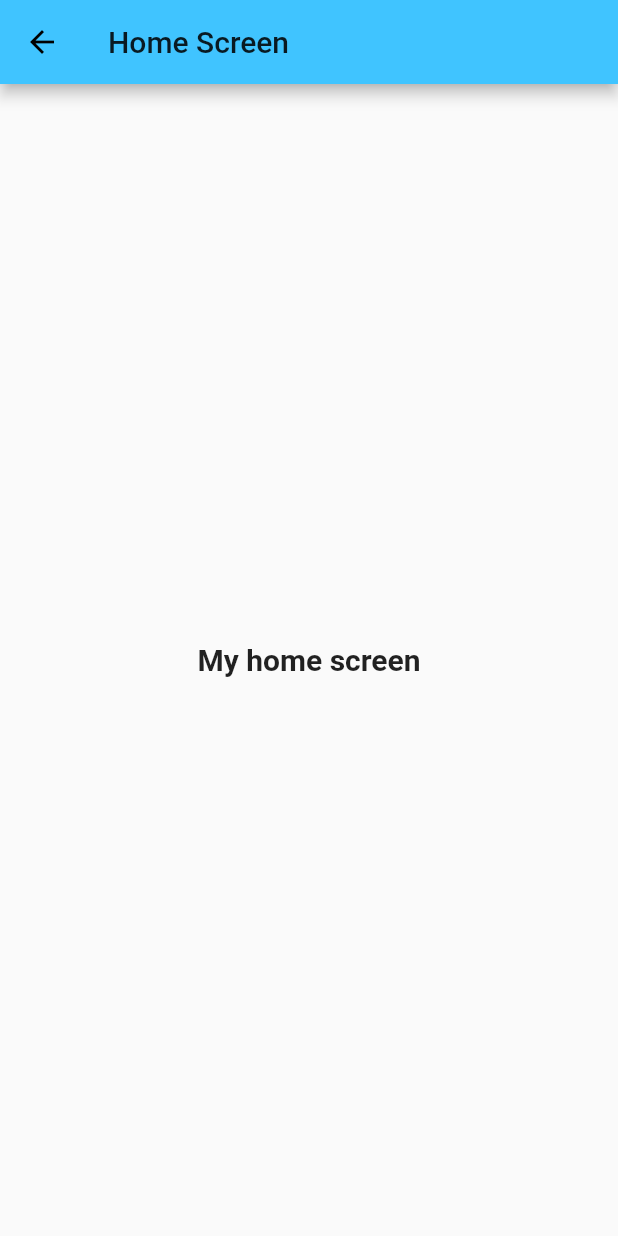
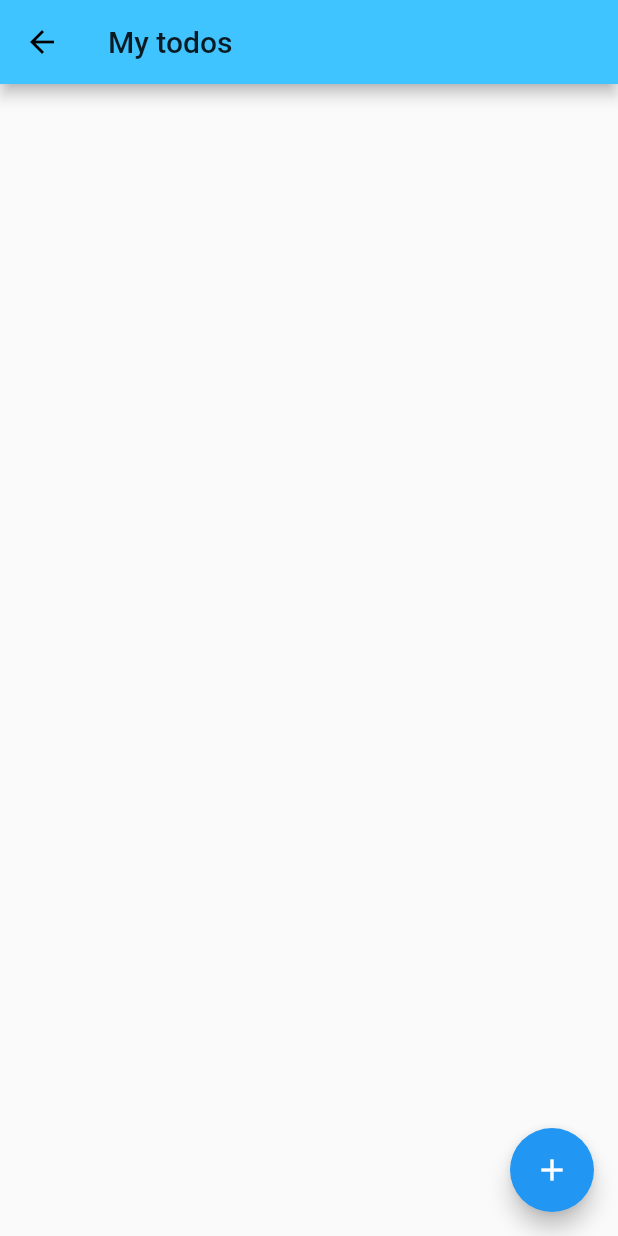
Before and after one commit to Aslisusapmaz/se380project_todo_app, a Flutter app: the HomeScreen screen opened by its route, on a phone screen of 412 x 824 dp. Run offline on Flutter 3.47's test engine with Material 2 defaults, Android fonts, the phone set to English and light mode, and no system bars; our stand-ins replace cloud_firestore; accounts and stored records are empty; statements that could not run were skipped.

Commit message:
second commit

```diff
--- a/lib/screens/home_screen.dart
+++ b/lib/screens/home_screen.dart
@@ -1,20 +1,70 @@
 import 'package:flutter/material.dart';
-class HomeScreen extends StatelessWidget {
-  static const routeName='/home';
+import 'package:cloud_firestore/cloud_firestore.dart';
+
+class HomeScreen extends StatefulWidget {
+  static const routeName = '/home';
+
+  @override
+  _HomeScreenState createState() => _HomeScreenState();
+}
+
+class _HomeScreenState extends State<HomeScreen> {
+  List todos = List();
+
+  String input = '';
+
+  createTodos() {
+    DocumentReference documentReference =
+        FirebaseFirestore.instance.collection('My Todos').doc(input);
+    Map<String, String> todos = {'todoTitle': input};
+    documentReference.set(todos).whenComplete(() {
+      print('$input created');
+    });
+  }
+
+  deleteTodos() {}
+
   @override
   Widget build(BuildContext context) {
     return Scaffold(
       appBar: AppBar(
-        title: Text('Home Screen'),
+        title: Text('My todos'),
       ),
-      body: Center(
-        child: Text(
-          'My home screen',style: TextStyle(
-          fontWeight: FontWeight.bold,
-          fontSize: 20,
-        ),
+      floatingActionButton: FloatingActionButton(
+        onPressed: () {
+          showDialog(
+              context: context,
+              builder: (BuildContext context) {
+                return AlertDialog(
+                  shape: RoundedRectangleBorder(
+                      borderRadius: BorderRadius.circular(8)),
+                  title: Text('Add TodoList'),
+                  content: TextField(
+                    onChanged: (String value) {
+                      input = value;
+                    },
+                  ),
+                  actions: <Widget>[
+                    FlatButton(
+                        onPressed: () {
+                          createTodos();
+                          Navigator.of(context).pop();
+                        },
+                        child: Text('Add'))
+                  ],
+                );
+              });
+        },
+        child: Icon(
+          Icons.add,
+          color: Colors.white,
         ),
       ),
+      body: StreamBuilder(
+          stream: FirebaseFirestore.instance.collection('My Todos').snapshots(),
+          builder: (context, snapshots) {
+            return Container();
+          }),
     );
   }
 }
```
